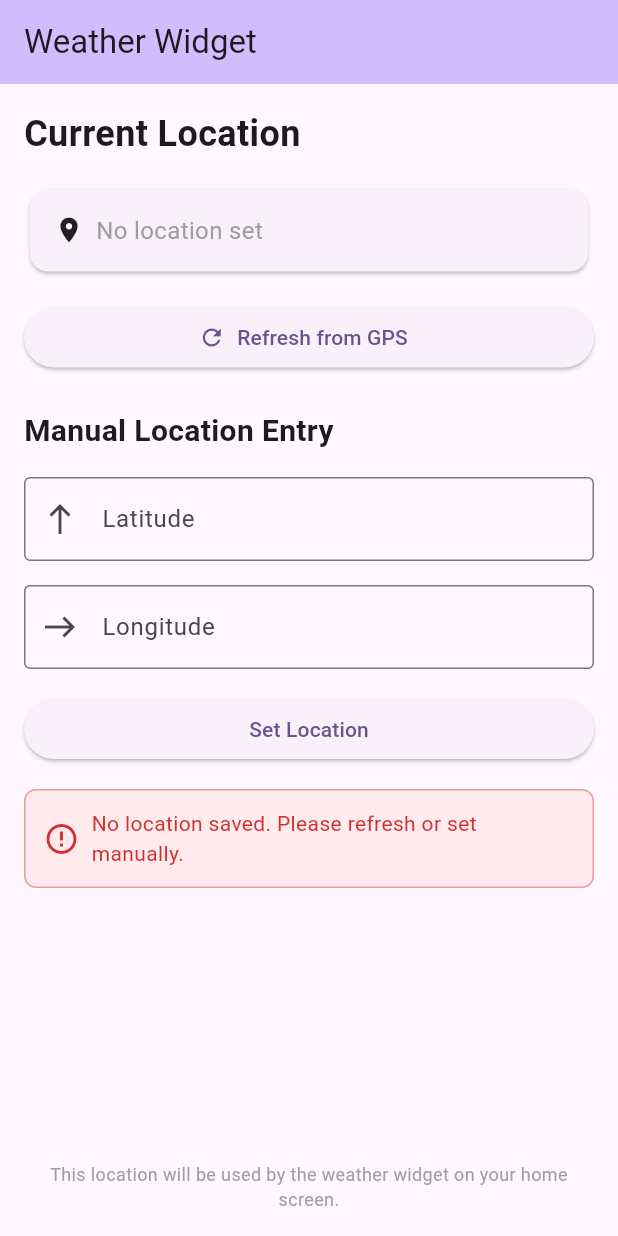
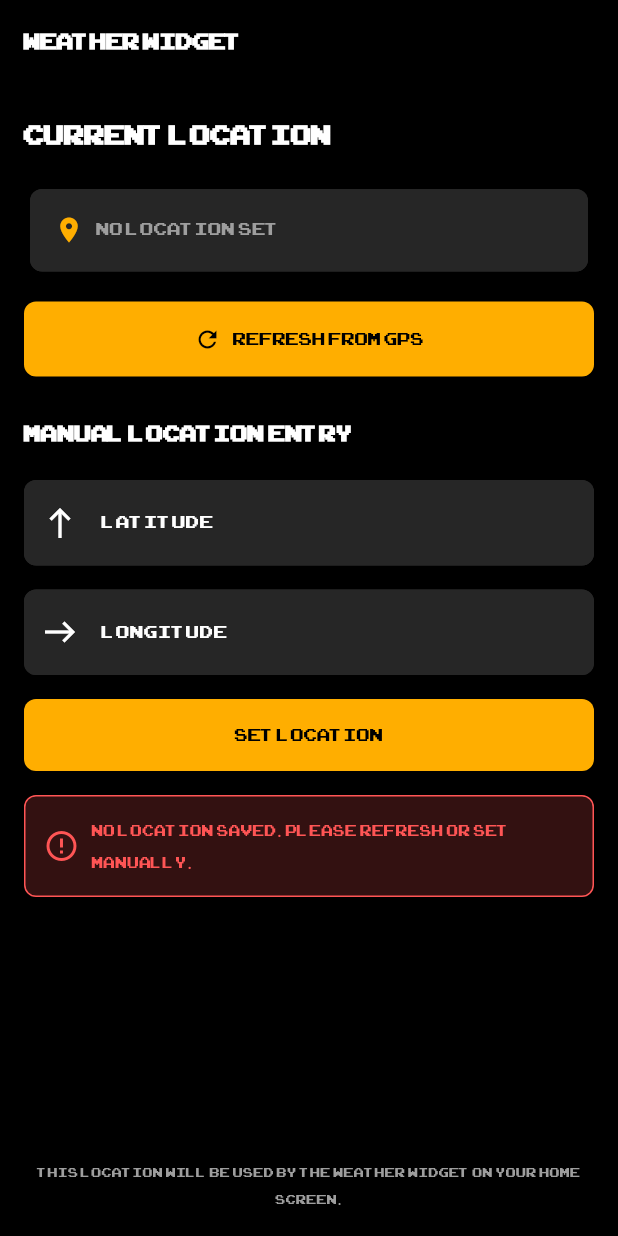
Before and after one commit to brsgr/retro-weather-widget, a Flutter app: the screen it shows after launch, on a phone screen of 412 x 824 dp. Run offline on Flutter 3.47's test engine with Material 3 defaults, Android fonts, the phone set to English and light mode, and no system bars.

Commit message:
feat: Change flutter app UI to be more retro pixel

```diff
--- a/lib/main.dart
+++ b/lib/main.dart
@@ -13,7 +13,136 @@ class MyApp extends StatelessWidget {
     return MaterialApp(
       title: 'Weather Widget',
       theme: ThemeData(
-        colorScheme: ColorScheme.fromSeed(seedColor: Colors.deepPurple),
+        brightness: Brightness.dark,
+        scaffoldBackgroundColor: const Color(0xFF000000),
+        colorScheme: const ColorScheme.dark(
+          primary: Color(0xFFFFAE00),
+          secondary: Color(0xFFFFAE00),
+          surface: Color(0xFF000000),
+          error: Color(0xFFFF5555),
+          onPrimary: Color(0xFF000000),
+          onSecondary: Color(0xFF000000),
+          onSurface: Color(0xFFFFFFFF),
+          onError: Color(0xFFFFFFFF),
+        ),
+        cardTheme: CardThemeData(
+          color: const Color(0xFF262626),
+          elevation: 0,
+          shape: RoundedRectangleBorder(
+            borderRadius: BorderRadius.circular(8),
+            side: const BorderSide(color: Color(0xFF262626)),
+          ),
+        ),
+        elevatedButtonTheme: ElevatedButtonThemeData(
+          style: ElevatedButton.styleFrom(
+            backgroundColor: const Color(0xFFFFAE00),
+            foregroundColor: const Color(0xFF000000),
+            elevation: 0,
+            padding: const EdgeInsets.symmetric(vertical: 16, horizontal: 24),
+            shape: RoundedRectangleBorder(
+              borderRadius: BorderRadius.circular(8),
+            ),
+            textStyle: const TextStyle(fontFamily: 'CustomFont', fontSize: 16),
+          ),
+        ),
+        inputDecorationTheme: InputDecorationTheme(
+          filled: true,
+          fillColor: const Color(0xFF262626),
+          border: OutlineInputBorder(
+            borderRadius: BorderRadius.circular(8),
+            borderSide: const BorderSide(color: Color(0xFF262626)),
+          ),
+          enabledBorder: OutlineInputBorder(
+            borderRadius: BorderRadius.circular(8),
+            borderSide: const BorderSide(color: Color(0xFF262626)),
+          ),
+          focusedBorder: OutlineInputBorder(
+            borderRadius: BorderRadius.circular(8),
+            borderSide: const BorderSide(color: Color(0xFFFFAE00), width: 2),
+          ),
+          labelStyle: const TextStyle(
+            color: Color(0xFFFFFFFF),
+            fontFamily: 'CustomFont',
+          ),
+          hintStyle: const TextStyle(
+            color: Color(0xFF888888),
+            fontFamily: 'CustomFont',
+          ),
+        ),
+        textTheme: const TextTheme(
+          displayLarge: TextStyle(
+            fontFamily: 'CustomFont',
+            color: Color(0xFFFFFFFF),
+          ),
+          displayMedium: TextStyle(
+            fontFamily: 'CustomFont',
+            color: Color(0xFFFFFFFF),
+          ),
+          displaySmall: TextStyle(
+            fontFamily: 'CustomFont',
+            color: Color(0xFFFFFFFF),
+          ),
+          headlineLarge: TextStyle(
+            fontFamily: 'CustomFont',
+            color: Color(0xFFFFFFFF),
+          ),
+          headlineMedium: TextStyle(
+            fontFamily: 'CustomFont',
+            color: Color(0xFFFFFFFF),
+          ),
+          headlineSmall: TextStyle(
+            fontFamily: 'CustomFont',
+            color: Color(0xFFFFFFFF),
+          ),
+          titleLarge: TextStyle(
+            fontFamily: 'CustomFont',
+            color: Color(0xFFFFFFFF),
+          ),
+          titleMedium: TextStyle(
+            fontFamily: 'CustomFont',
+            color: Color(0xFFFFFFFF),
+          ),
+          titleSmall: TextStyle(
+            fontFamily: 'CustomFont',
+            color: Color(0xFFFFFFFF),
+          ),
+          bodyLarge: TextStyle(
+            fontFamily: 'CustomFont',
+            color: Color(0xFFFFFFFF),
+          ),
+          bodyMedium: TextStyle(
+            fontFamily: 'CustomFont',
+            color: Color(0xFFFFFFFF),
+          ),
+          bodySmall: TextStyle(
+            fontFamily: 'CustomFont',
+            color: Color(0xFFFFFFFF),
+          ),
+          labelLarge: TextStyle(
+            fontFamily: 'CustomFont',
+            color: Color(0xFFFFFFFF),
+          ),
+          labelMedium: TextStyle(
+            fontFamily: 'CustomFont',
+            color: Color(0xFFFFFFFF),
+          ),
+          labelSmall: TextStyle(
+            fontFamily: 'CustomFont',
+            color: Color(0xFFFFFFFF),
+          ),
+        ),
+        iconTheme: const IconThemeData(color: Color(0xFFFFAE00)),
+        appBarTheme: const AppBarTheme(
+          backgroundColor: Color(0xFF000000),
+          foregroundColor: Color(0xFFFFFFFF),
+          elevation: 0,
+          titleTextStyle: TextStyle(
+            fontFamily: 'CustomFont',
+            fontSize: 20,
+            fontWeight: FontWeight.bold,
+            color: Color(0xFFFFFFFF),
+          ),
+        ),
       ),
       home: const MyHomePage(),
     );
@@ -166,10 +295,7 @@ class _MyHomePageState extends State<MyHomePage> {
   @override
   Widget build(BuildContext context) {
     return Scaffold(
-      appBar: AppBar(
-        backgroundColor: Theme.of(context).colorScheme.inversePrimary,
-        title: const Text('Weather Widget'),
-      ),
+      appBar: AppBar(title: const Text('Weather Widget')),
       body: Padding(
         padding: const EdgeInsets.all(16.0),
         child: Column(
@@ -277,18 +403,21 @@ class _MyHomePageState extends State<MyHomePage> {
               Container(
                 padding: const EdgeInsets.all(12),
                 decoration: BoxDecoration(
-                  color: Colors.red.shade50,
+                  color: const Color(0xFF331111),
                   borderRadius: BorderRadius.circular(8),
-                  border: Border.all(color: Colors.red.shade200),
+                  border: Border.all(color: const Color(0xFFFF5555)),
                 ),
                 child: Row(
                   children: [
-                    Icon(Icons.error_outline, color: Colors.red.shade700),
+                    const Icon(Icons.error_outline, color: Color(0xFFFF5555)),
                     const SizedBox(width: 8),
                     Expanded(
                       child: Text(
                         _errorMessage!,
-                        style: TextStyle(color: Colors.red.shade700),
+                        style: const TextStyle(
+                          color: Color(0xFFFF5555),
+                          fontFamily: 'CustomFont',
+                        ),
                       ),
                     ),
                   ],
--- a/pubspec.yaml
+++ b/pubspec.yaml
@@ -87,3 +87,8 @@ flutter:
   #
   # For details regarding fonts from package dependencies,
   # see https://flutter.dev/to/font-from-package
+
+  fonts:
+    - family: CustomFont
+      fonts:
+        - asset: assets/fonts/custom_font.ttf
```
Also changed, not shown: assets/fonts/custom_font.ttf (added).
